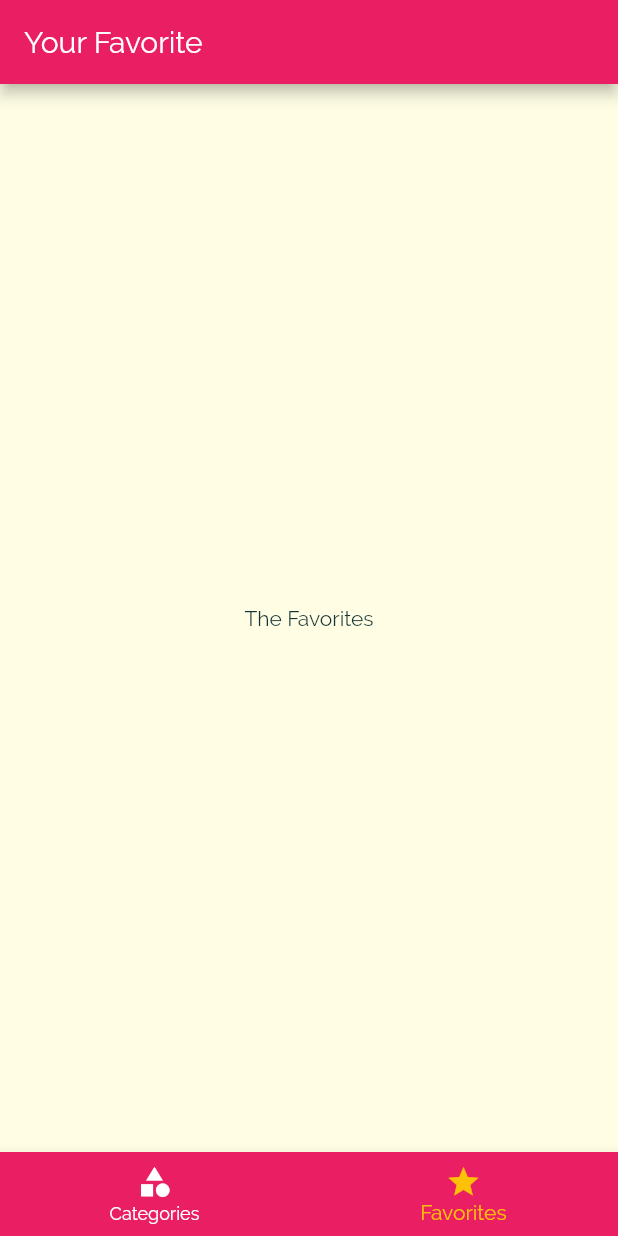
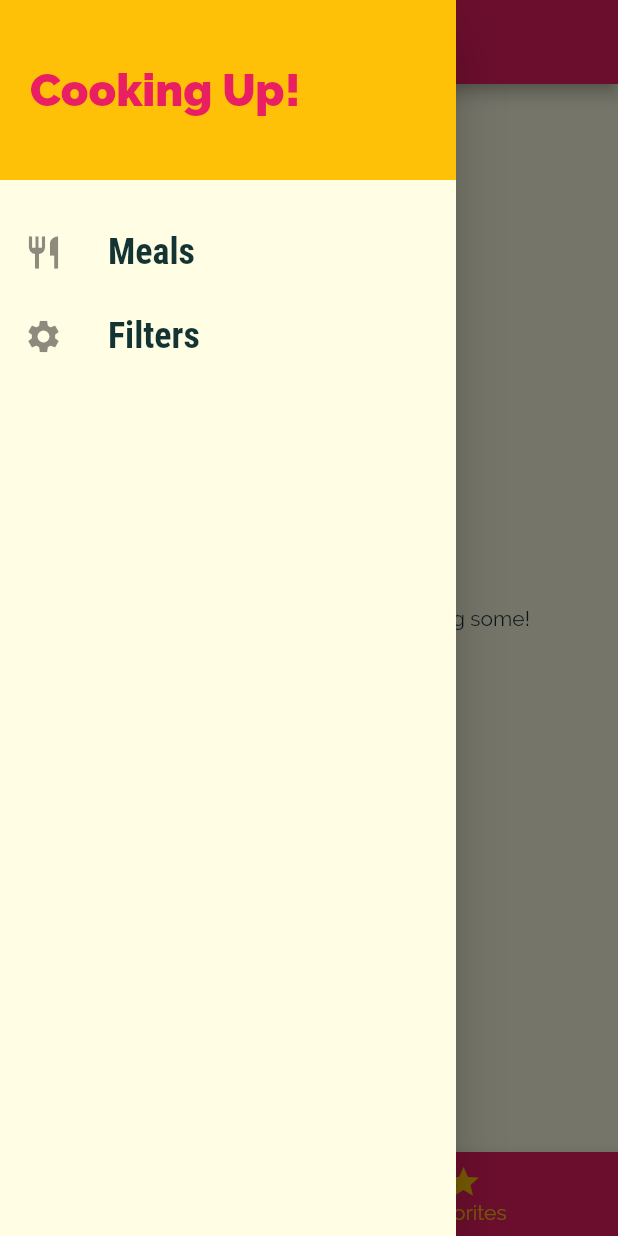
Before and after one commit to AlexPritchin/-FlutterSc7App1, a Flutter app: the screen it shows after launch, item 2 of the bottom bar chosen, with the side drawer open (before the commit the screen has no drawer), on a phone screen of 412 x 824 dp. Run offline on Flutter 3.47's test engine with Material 2 defaults, Android fonts, the phone set to English and light mode, and no system bars.

Commit message:
Progress 5

```diff
--- a/lib/main.dart
+++ b/lib/main.dart
@@ -1,13 +1,72 @@
 import 'package:flutter/material.dart';
 
+import './dummy_data.dart';
 import './screens/tabs_screen.dart';
 import './screens/meal_detail_screen.dart';
 import './screens/category_meals_screen.dart';
+import './screens/filters_screen.dart';
 import './screens/categories_screen.dart';
+import './models/meal.dart';
 
 void main() => runApp(MyApp());
 
-class MyApp extends StatelessWidget {
+class MyApp extends StatefulWidget {
+  @override
+  _MyAppState createState() => _MyAppState();
+}
+
+class _MyAppState extends State<MyApp> {
+  Map<String, bool> _filters = {
+    'gluten': false,
+    'lactose': false,
+    'vegan': false,
+    'vegetarian': false,
+  };
+  List<Meal> _availableMeals = DUMMY_MEALS;
+  List<Meal> _favoriteMeals = [];
+
+  void _setFilters(Map<String, bool> filterData) {
+    setState(() {
+      _filters = filterData;
+
+      _availableMeals = DUMMY_MEALS.where((meal) {
+        if (_filters['gluten'] && !meal.isGlutenFree) {
+          return false;
+        }
+        if (_filters['lactose'] && !meal.isLactoseFree) {
+          return false;
+        }
+        if (_filters['vegan'] && !meal.isVegan) {
+          return false;
+        }
+        if (_filters['vegetarian'] && !meal.isVegetarian) {
+          return false;
+        }
+        return true;
+      }).toList();
+    });
+  }
+
+  void _toggleFavorite(String mealId) {
+    final existingIndex =
+        _favoriteMeals.indexWhere((meal) => meal.id == mealId);
+    if (existingIndex >= 0) {
+      setState(() {
+        _favoriteMeals.removeAt(existingIndex);
+      });
+    } else {
+      setState(() {
+        _favoriteMeals.add(
+          DUMMY_MEALS.firstWhere((meal) => meal.id == mealId),
+        );
+      });
+    }
+  }
+
+  bool _isMealFavorite(String id) {
+    return _favoriteMeals.any((meal) => meal.id == id);
+  }
+
   @override
   Widget build(BuildContext context) {
     return MaterialApp(
@@ -33,16 +92,20 @@ class MyApp extends StatelessWidget {
       // home: CategoriesScreen(),
       initialRoute: '/', // default is '/'
       routes: {
-        '/': (ctx) => TabsScreen(),
-        CategoryMealsScreen.routeName: (ctx) => CategoryMealsScreen(),
-        MealDetailScreen.routeName: (ctx) => MealDetailScreen(),
+        '/': (ctx) => TabsScreen(_favoriteMeals),
+        CategoryMealsScreen.routeName: (ctx) =>
+            CategoryMealsScreen(_availableMeals),
+        MealDetailScreen.routeName: (ctx) => MealDetailScreen(_toggleFavorite, _isMealFavorite),
+        FiltersScreen.routeName: (ctx) => FiltersScreen(_filters, _setFilters),
       },
       onGenerateRoute: (settings) {
         print(settings.arguments);
         //return MaterialPageRoute(builder: (ctx) => CategoriesScreen(),);
       },
       onUnknownRoute: (settings) {
-        return MaterialPageRoute(builder: (ctx) => CategoriesScreen(),);
+        return MaterialPageRoute(
+          builder: (ctx) => CategoriesScreen(),
+        );
       },
     );
   }
--- a/lib/screens/favorites_screen.dart
+++ b/lib/screens/favorites_screen.dart
@@ -1,10 +1,33 @@
 import 'package:flutter/material.dart';
 
+import '../models/meal.dart';
+import '../widgets/meal_item.dart';
+
 class FavoritesScreen extends StatelessWidget {
+  final List<Meal> favoriteMeals;
+
+  FavoritesScreen(this.favoriteMeals);
+
   @override
   Widget build(BuildContext context) {
-    return Center(
-      child: Text('The Favorites'),
-    );
+    if (favoriteMeals.isEmpty) {
+      return Center(
+        child: Text('You have no favorites yet - start adding some!'),
+      );
+    } else {
+      return ListView.builder(
+        itemBuilder: (ctx, index) {
+          return MealItem(
+            id: favoriteMeals[index].id,
+            title: favoriteMeals[index].title,
+            imageUrl: favoriteMeals[index].imageUrl,
+            duration: favoriteMeals[index].duration,
+            affordability: favoriteMeals[index].affordability,
+            complexity: favoriteMeals[index].complexity,
+          );
+        },
+        itemCount: favoriteMeals.length,
+      );
+    }
   }
 }
--- a/lib/screens/tabs_screen.dart
+++ b/lib/screens/tabs_screen.dart
@@ -1,25 +1,37 @@
 import 'package:flutter/material.dart';
 
+import '../widgets/main_drawer.dart';
 import './categories_screen.dart';
 import './favorites_screen.dart';
+import '../models/meal.dart';
 
 class TabsScreen extends StatefulWidget {
+  final List<Meal> favoriteMeals;
+
+  TabsScreen(this.favoriteMeals);
+
   @override
   _TabsScreenState createState() => _TabsScreenState();
 }
 
 class _TabsScreenState extends State<TabsScreen> {
-  final List<Map<String, Object>> _pages = [
+  List<Map<String, Object>> _pages;
+  int _selectedPageIndex = 0;
+
+  @override
+  void initState() {
+    _pages = [
       {
         'page': CategoriesScreen(),
         'title': 'Categories',
       },
       {
-      'page': FavoritesScreen(),
+        'page': FavoritesScreen(widget.favoriteMeals),
         'title': 'Your Favorite',
       },
     ];
-  int _selectedPageIndex = 0;
+    super.initState();
+  }
 
   void _selectPage(int index) {
     setState(() {
@@ -33,6 +45,7 @@ class _TabsScreenState extends State<TabsScreen> {
       appBar: AppBar(
         title: Text(_pages[_selectedPageIndex]['title']),
       ),
+      drawer: MainDrawer(),
       body: _pages[_selectedPageIndex]['page'],
       bottomNavigationBar: BottomNavigationBar(
           onTap: _selectPage,
--- /dev/null
+++ b/lib/widgets/main_drawer.dart
@@ -0,0 +1,65 @@
+import 'package:flutter/material.dart';
+
+import '../screens/filters_screen.dart';
+
+class MainDrawer extends StatelessWidget {
+  Widget buildListTile(String title, IconData icon, Function tapHandler) {
+    return ListTile(
+      leading: Icon(
+        icon,
+        size: 26,
+      ),
+      title: Text(
+        title,
+        style: TextStyle(
+          fontFamily: 'RobotoCondensed',
+          fontSize: 24,
+          fontWeight: FontWeight.bold,
+        ),
+      ),
+      onTap: tapHandler,
+    );
+  }
+
+  @override
+  Widget build(BuildContext context) {
+    return Drawer(
+      child: Column(
+        children: <Widget>[
+          Container(
+            height: 120,
+            width: double.infinity,
+            padding: EdgeInsets.all(20),
+            alignment: Alignment.centerLeft,
+            color: Theme.of(context).accentColor,
+            child: Text(
+              'Cooking Up!',
+              style: TextStyle(
+                fontWeight: FontWeight.w900,
+                fontSize: 30,
+                color: Theme.of(context).primaryColor,
+              ),
+            ),
+          ),
+          SizedBox(
+            height: 20,
+          ),
+          buildListTile(
+            'Meals',
+            Icons.restaurant,
+            () {
+              Navigator.of(context).pushReplacementNamed('/');
+            },
+          ),
+          buildListTile(
+            'Filters',
+            Icons.settings,
+            () {
+              Navigator.of(context).pushReplacementNamed(FiltersScreen.routeName);
+            },
+          ),
+        ],
+      ),
+    );
+  }
+}
```
Also changed, not shown: lib/screens/category_meals_screen.dart (+50 -19 lines), lib/screens/filters_screen.dart (added, +134 -0 lines), lib/screens/meal_detail_screen.dart (+11 -0 lines), lib/widgets/meal_item.dart (+10 -2 lines). Lines whose indentation alone changed are shown as unchanged.
